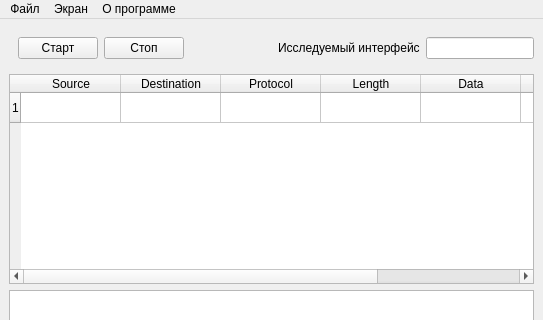
This is ui_forms/second_window_bar.ui in oleger919/Python_sniffer as Qt 5 draws it before an edit; both pictures show x 0 to 543 and y 0 to 320 of the 543 by 530 pixel window. The edited form follows.
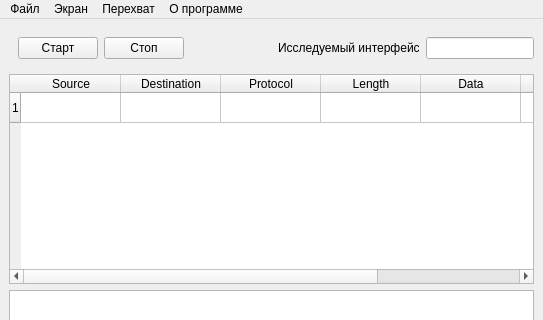
This is the edited form.

Commit message: смена интерфейса и аактивация ввода вручную

What changed in the file:
```diff
--- a/ui_forms/second_window_bar.ui
+++ b/ui_forms/second_window_bar.ui
@@ -143,8 +143,15 @@
     </property>
     <addaction name="show_info_action"/>
    </widget>
+   <widget class="QMenu" name="ifaces_menu">
+    <property name="title">
+     <string>Перехват</string>
+    </property>
+    <addaction name="change_iface_action"/>
+   </widget>
    <addaction name="menu"/>
    <addaction name="menu_2"/>
+   <addaction name="ifaces_menu"/>
    <addaction name="menu_3"/>
   </widget>
   <widget class="QStatusBar" name="statusbar"/>
```
Left out of the diff: 5 changed lines with no effect on the pictures. The commit also changes 2 other files.
